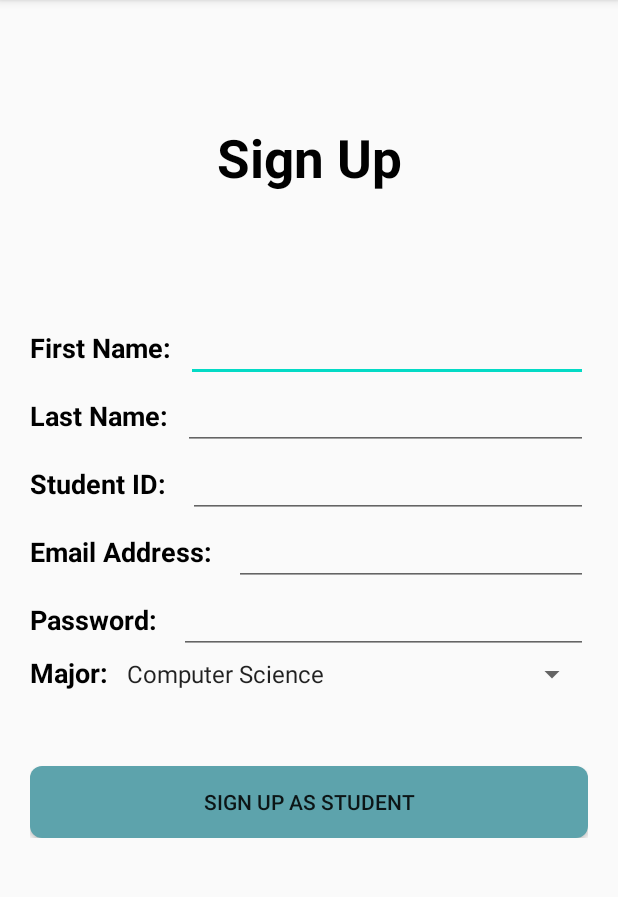
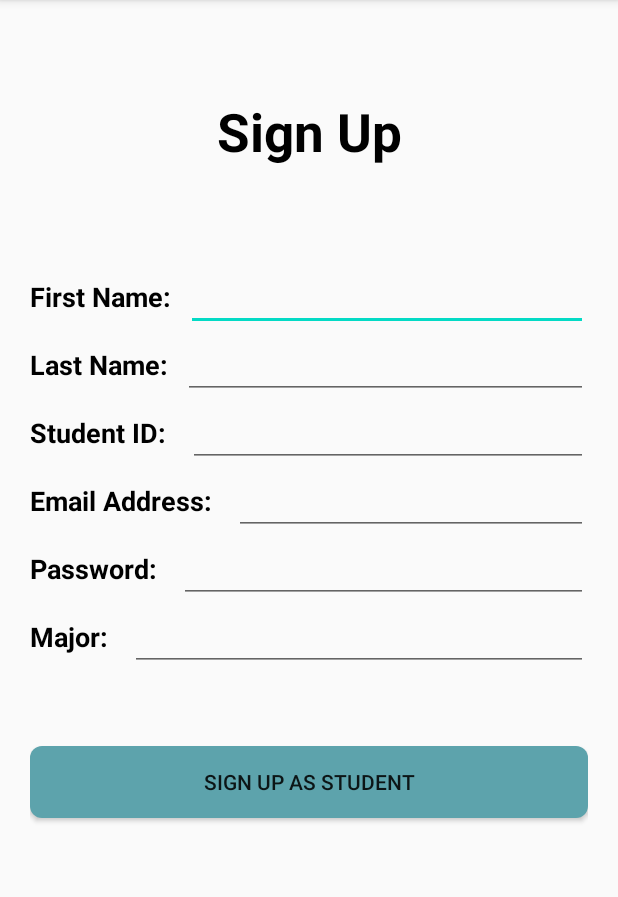
Before and after one commit to lindshuang/trojancheckinout, an Android app: the StudentSignUpActivity screen opened directly, with no data from a screen before it, on a phone screen of 412 x 824 dp, the part 84-981 px from its top. Run offline under Robolectric (Android 15) with nearby library versions, the light colour scheme and no system bars; our stand-ins replace Firebase (no records; nobody signed in at launch, a user with empty details on screens opened directly).

Commit message:
Added in duplicate email code/over-capacity code

```diff
--- a/app/src/main/java/cs310/trojancheckinout/StudentSignUpActivity.java
+++ b/app/src/main/java/cs310/trojancheckinout/StudentSignUpActivity.java
@@ -1,20 +1,29 @@
 package cs310.trojancheckinout;
 
 import android.os.Bundle;
+import android.util.Log;
 import android.view.KeyEvent;
 import android.view.View;
-import android.widget.AdapterView;
-import android.widget.ArrayAdapter;
 import android.widget.Button;
 import android.widget.EditText;
-import android.widget.Spinner;
 import android.widget.TextView;
 import android.content.Intent;
 
+import com.google.android.gms.tasks.OnCompleteListener;
+import com.google.android.gms.tasks.Task;
 import com.google.firebase.firestore.FirebaseFirestore;
+import com.google.firebase.firestore.QueryDocumentSnapshot;
+import com.google.firebase.firestore.QuerySnapshot;
 
 import cs310.trojancheckinout.models.User;
+
+import androidx.annotation.NonNull;
 import androidx.appcompat.app.AppCompatActivity;
+
+import org.w3c.dom.Text;
+
+import java.util.ArrayList;
+import java.util.List;
 
 public class StudentSignUpActivity  extends AppCompatActivity {
 
@@ -23,8 +32,9 @@ public class StudentSignUpActivity  extends AppCompatActivity {
     private EditText emailEdit;
     private EditText passwordEdit;
     private EditText studentIDEdit;
+    private EditText majorEdit;
     private Button submitBtn;
-    private Spinner majors;
+    private TextView errorTexts;
 
     private String firstName;
     private String lastName;
@@ -32,6 +42,9 @@ public class StudentSignUpActivity  extends AppCompatActivity {
     private String password;
     private String studentID;
     private String major;
+
+    List<String> all_users = new ArrayList<>();
+    boolean checkDuplicate = false;
 
     private FirebaseFirestore db;
 
@@ -46,23 +59,21 @@ public class StudentSignUpActivity  extends AppCompatActivity {
         emailEdit = findViewById(R.id.email_address_edit);
         passwordEdit = findViewById(R.id.password_edit);
         studentIDEdit = findViewById(R.id.student_id_edit);
+        majorEdit = findViewById(R.id.major_edit);
         submitBtn = findViewById(R.id.submitButton);
-        majors = findViewById(R.id.major_spinner);
+
+        errorTexts = (TextView) findViewById(R.id.errorSignUp);
 
         db = FirebaseFirestore.getInstance();
 
-        ArrayAdapter<CharSequence> adapter = ArrayAdapter.createFromResource(this,
-                R.array.majors, android.R.layout.simple_spinner_item);
-        // Specify the layout to use when the list of choices appears
-        adapter.setDropDownViewResource(android.R.layout.simple_spinner_dropdown_item);
-        // Apply the adapter to the spinner
-        majors.setAdapter(adapter);
+
+//        Log.d("tag","made it out");
 
         firstNameEdit.setOnEditorActionListener(new TextView.OnEditorActionListener() {
             @Override
             public boolean onEditorAction(TextView textView, int i, KeyEvent keyEvent) {
                 firstName = firstNameEdit.getText().toString();
-                if(firstName.length() <= 0){
+                if(firstName.length() <= 1){
                     firstNameEdit.setError("Enter FirstName");
                 }
                 return true;
@@ -73,7 +84,7 @@ public class StudentSignUpActivity  extends AppCompatActivity {
             @Override
             public boolean onEditorAction(TextView textView, int i, KeyEvent keyEvent) {
                 lastName = lastNameEdit.getText().toString();
-                if(lastName.length() <= 0){
+                if(lastName.length() <= 1){
                     lastNameEdit.setError("Enter LastName");
                 }
                 return true;
@@ -84,7 +95,32 @@ public class StudentSignUpActivity  extends AppCompatActivity {
             @Override
             public boolean onEditorAction(TextView textView, int i, KeyEvent keyEvent) {
                 email = emailEdit.getText().toString();
-                if(email.length() <= 0){
+                //  boolean checkDupe = callData(email);
+                db.collection("users")
+                        .get()
+                        .addOnCompleteListener(new OnCompleteListener<QuerySnapshot>() {
+                            @Override
+                            public void onComplete(@NonNull Task<QuerySnapshot> task) {
+                                if (task.isSuccessful()) {
+                                    for (QueryDocumentSnapshot document : task.getResult()) {
+
+                                        Log.d("success", document.getId() + " => " + document.getData());
+                                        //all_users.add(document.getId());
+                                        if(document.getId().compareTo(email)==0){
+                                            Log.d("set","SETTING");
+                                            emailEdit.setError("Duplicate email");
+                                            errorTexts.setText("Duplicate email");
+                                        }
+                                    }
+                                    Log.d("success2", "success2");
+
+
+                                } else {
+                                    Log.d("bad", "Error getting documents: ", task.getException());
+                                }
+                            }
+                        });
+                if(email.length() <= 1){
                     emailEdit.setError("Enter Email Address");
                 }
                 if(!email.contains("@usc.edu")){
@@ -97,8 +133,9 @@ public class StudentSignUpActivity  extends AppCompatActivity {
         passwordEdit.setOnEditorActionListener(new TextView.OnEditorActionListener() {
             @Override
             public boolean onEditorAction(TextView textView, int i, KeyEvent keyEvent) {
+                errorTexts.setText("");
                 password = passwordEdit.getText().toString();
-                if(password.length() <= 0){
+                if(password.length() <= 1){
                     passwordEdit.setError("Enter Password");
                 }
                 return true;
@@ -109,46 +146,47 @@ public class StudentSignUpActivity  extends AppCompatActivity {
             @Override
             public boolean onEditorAction(TextView textView, int i, KeyEvent keyEvent) {
                 studentID = studentIDEdit.getText().toString();
-                if(studentID.length() <= 0){
+                if(studentID.length() <= 9){
                     studentIDEdit.setError("Enter StudentID");
                 }
                 return true;
             }
         });
 
-
-        majors.setOnItemSelectedListener(new Spinner.OnItemSelectedListener() {
-
+        majorEdit.setOnEditorActionListener(new TextView.OnEditorActionListener() {
             @Override
-            public void onItemSelected(AdapterView<?> adapterView, View view, int i, long l) {
-                major = adapterView.getItemAtPosition(i).toString();
-            }
-
-            @Override
-            public void onNothingSelected(AdapterView<?> adapterView) {
-                //majors.setError("Enter Major");
+            public boolean onEditorAction(TextView textView, int i, KeyEvent keyEvent) {
+                major = majorEdit.getText().toString();
+                if(major.length() <= 1){
+                    majorEdit.setError("Enter Major");
+                }
+                return true;
             }
         });
+
 
         submitBtn.setOnClickListener(new View.OnClickListener() {
             @Override
             public void onClick(View view) {
-
+                Log.d("taggg","got in here the onclicl");
                 firstName = firstNameEdit.getText().toString();
                 lastName = lastNameEdit.getText().toString();
                 email = emailEdit.getText().toString();
                 password = passwordEdit.getText().toString();
-                major = majors.getSelectedItem().toString();
+                major = majorEdit.getText().toString();
                 studentID = studentIDEdit.getText().toString();
 
                 User user = new User(firstName, lastName, email, password, studentID, major);
                 db.collection("users").document(email).set(user);
 
+                Intent intent = new Intent(StudentSignUpActivity.this, LogInActivity.class);
+                startActivityForResult(intent, 0);
 
-                Intent intent = new Intent(StudentSignUpActivity.this, MainActivity.class);
-                startActivityForResult(intent, 0);
+
             }
         });
 
+
     }
+
 }
--- a/app/src/main/res/layout/activity_q_r_scanner.xml
+++ b/app/src/main/res/layout/activity_q_r_scanner.xml
@@ -110,7 +110,7 @@
                     android:layout_gravity="center"
                     android:layout_width="wrap_content"
                     android:layout_height="wrap_content"
-                    android:text="QR Code Invalid! Please try again."
+                    android:text="Building full. Try again later!"
                     android:textSize="20sp"
                     android:textStyle="bold"
                     android:padding="10dp"/>
--- a/app/src/main/res/layout/student_signup.xml
+++ b/app/src/main/res/layout/student_signup.xml
@@ -1,6 +1,8 @@
 <?xml version="1.0" encoding="utf-8"?>
 <androidx.constraintlayout.widget.ConstraintLayout
-    xmlns:android="http://schemas.android.com/apk/res/android" android:layout_width="match_parent"
+    xmlns:android="http://schemas.android.com/apk/res/android"
+    xmlns:tools="http://schemas.android.com/tools"
+    android:layout_width="match_parent"
     xmlns:app="http://schemas.android.com/apk/res-auto"
     android:layout_height="match_parent">
     <TextView
@@ -157,11 +159,12 @@
                 android:textStyle="bold"
                 />
 
-            <Spinner
-                android:id="@+id/major_spinner"
+            <EditText
+                android:id="@+id/major_edit"
                 android:layout_width="match_parent"
                 android:layout_height="wrap_content"
-                android:entries="@array/majors"/>
+                android:layout_marginStart="10dp" />
+
         </LinearLayout>
         <Button
             android:layout_width="match_parent"
@@ -171,5 +174,21 @@
             android:background="@drawable/roundedbutton"
             android:layout_marginTop="50dp"/>
 
+        <TextView
+            android:layout_width="wrap_content"
+            android:layout_height="wrap_content"
+            android:text=""
+            android:id="@+id/errorSignUp"
+            android:textColor="#000000"
+            android:textSize="20sp"
+            android:textStyle="bold"
+            android:layout_marginTop="20dp"
+            app:layout_constraintTop_toBottomOf="@+id/submitButton"
+            tools:layout_editor_absoluteX="209dp" />
+
     </androidx.appcompat.widget.LinearLayoutCompat>
+
+
+
+
 </androidx.constraintlayout.widget.ConstraintLayout>
```
Also changed, not shown: app/src/main/java/cs310/trojancheckinout/QRScanner.java (+13 -3 lines), 1 other file.
